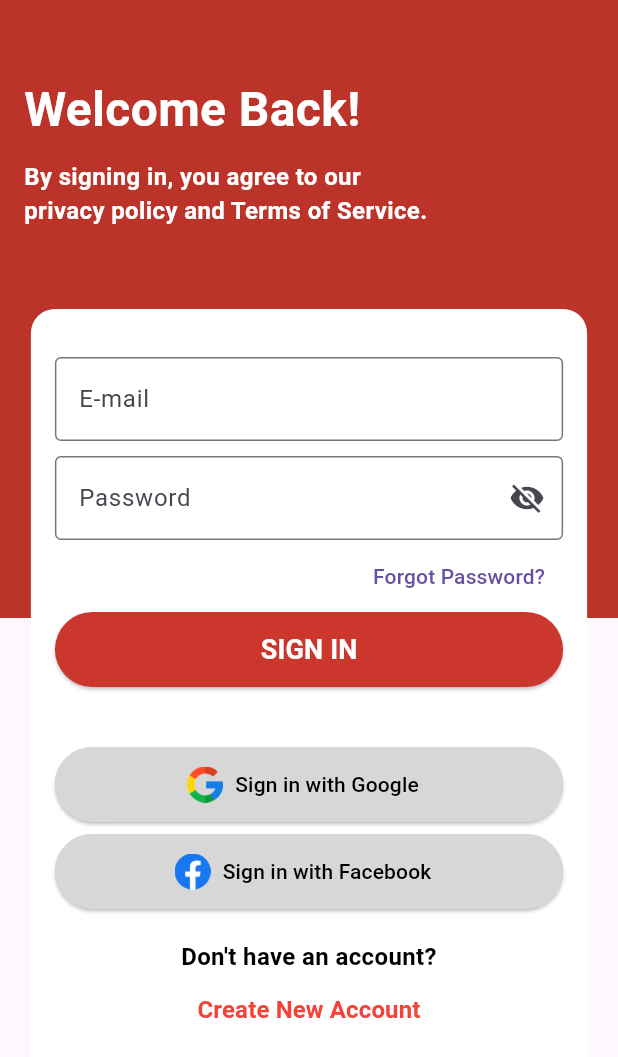
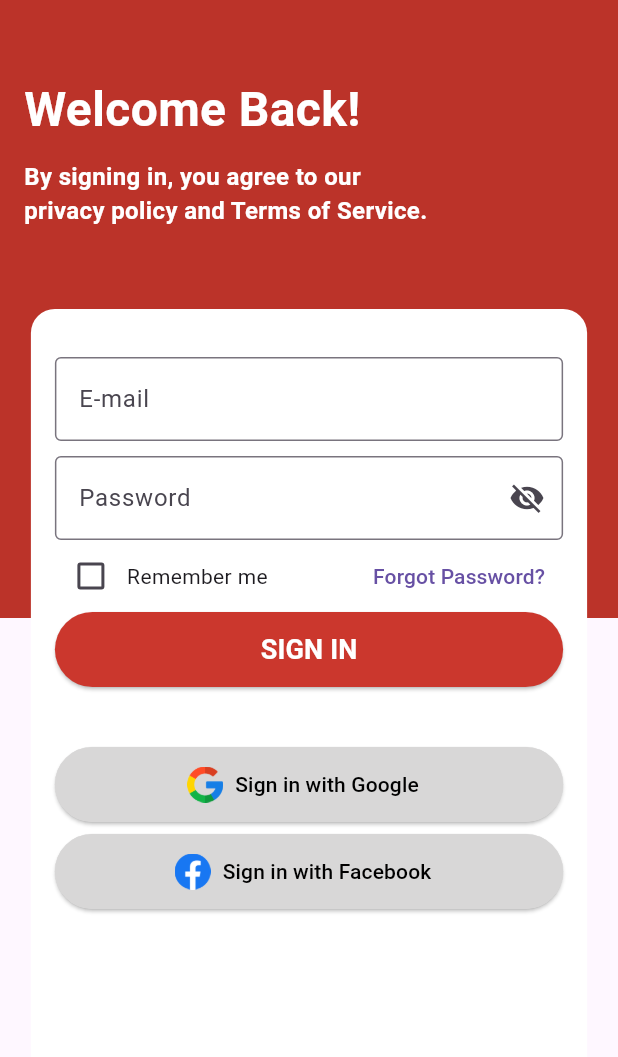
Before and after one commit to anukaishara/WWNapp, a Flutter app: the screen it shows after launch, after a tap on "SIGN IN", on a phone screen of 412 x 824 dp. Shown: the top 1057 px of the screen. Run offline on Flutter 3.47's test engine with Material 3 defaults, Android fonts, the phone set to English and light mode, and no system bars; our stand-ins replace firebase_auth, firebase_core, google_sign_in; missing offline and left inert: flutter_facebook_auth; accounts and stored records are empty; network calls fail.

Commit message:
remember me check box added to sign_in_screen

```diff
--- a/lib/screens/sign_in_screen.dart
+++ b/lib/screens/sign_in_screen.dart
@@ -2,7 +2,6 @@
 import 'package:firebase_auth/firebase_auth.dart';
 import '../services/google_auth_service.dart'; // Import Google Auth Service
 import '../services/facebook_auth_service.dart'; // Import Facebook Auth Service
-import 'sign_up_screen.dart'; // Import SignUp Screen
 import 'home_screen.dart'; // Import Home Screen
 
 class SignInScreen extends StatefulWidget {
@@ -15,6 +14,7 @@
 class _SignInScreenState extends State<SignInScreen> {
   final TextEditingController _emailController = TextEditingController();
   final TextEditingController _passwordController = TextEditingController();
+  bool _isChecked = false; // Remember Me checkbox state
 
   // Sign in with Email and Password
   Future<void> _signIn() async {
@@ -167,12 +167,23 @@
                         suffixIcon: Icon(Icons.visibility_off),
                       ),
                     ),
-                    Align(
-                      alignment: Alignment.centerRight,
-                      child: TextButton(
-                        onPressed: () {},
-                        child: const Text('Forgot Password?'),
-                      ),
+                    Row(
+                      children: [
+                        Checkbox(
+                          value: _isChecked,
+                          onChanged: (value) {
+                            setState(() {
+                              _isChecked = value!;
+                            });
+                          },
+                        ),
+                        const Text('Remember me'),
+                        const Spacer(),
+                        TextButton(
+                          onPressed: () {},
+                          child: const Text('Forgot Password?'),
+                        ),
+                      ],
                     ),
                     ElevatedButton(
                       style: ElevatedButton.styleFrom(
@@ -217,25 +228,6 @@
                         ),
                       ],
                     ),
-                    const SizedBox(height: 20),
-                    const Text(
-                      "Don't have an account?",
-                      textAlign: TextAlign.center,
-                      style: TextStyle(color: Colors.black, fontWeight: FontWeight.bold, fontSize: 16),
-                    ),
-                    TextButton(
-                      onPressed: () {
-                        Navigator.push(
-                          context,
-                          MaterialPageRoute(builder: (context) => const SignUpScreen()),
-                        );
-                      },
-                      child: const Text(
-                        'Create New Account',
-                        style: TextStyle(color: Colors.red, fontWeight: FontWeight.bold, fontSize: 16),
-                        textAlign: TextAlign.center,
-                      ),
-                    ),
                   ],
                 ),
               ),
```
